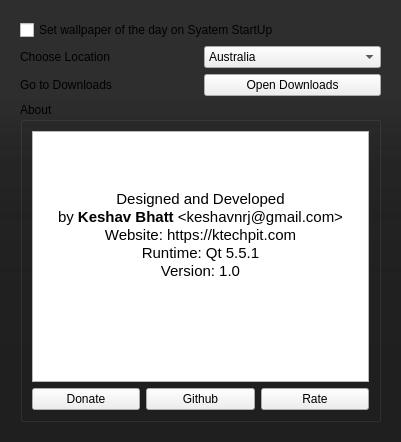
This is settings.ui in keshavbhatt/BingWall as Qt 5 draws it before an edit. The edited form follows.
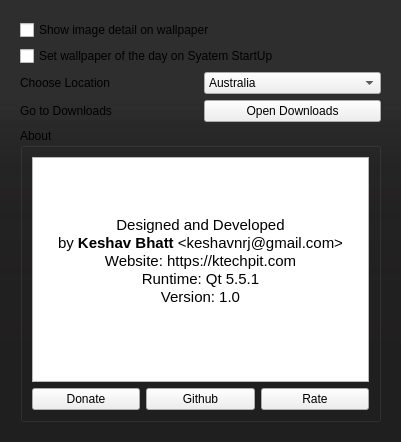
This is the edited form. Icons and pictures are not drawn. Custom widgets are drawn as their Qt base class.

Commit message: added option to show or hide wallpaper watermark

The edit to the form file:
```diff
--- a/settings.ui
+++ b/settings.ui
@@ -29,6 +29,13 @@
       <string notr="true"/>
      </property>
      <layout class="QVBoxLayout" name="verticalLayout">
+      <item>
+       <widget class="QCheckBox" name="watermark">
+        <property name="text">
+         <string>Show image detail on wallpaper</string>
+        </property>
+       </widget>
+      </item>
       <item>
        <widget class="QCheckBox" name="startUp">
         <property name="text">
```
The commit also changes 2 other files.
